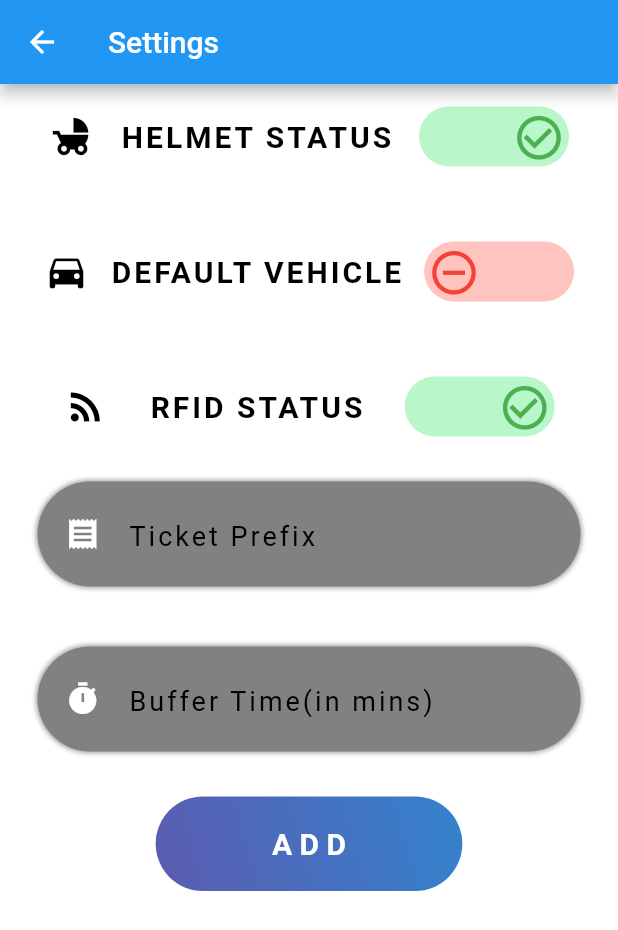
After one commit to mr-srini/PMS-, a Flutter app: the Settings screen opened directly, on a phone screen of 412 x 824 dp. The commit adds this screen. Shown: the top 930 px of the screen. Run offline on Flutter 3.47's test engine with Material 2 defaults, Android fonts, the phone set to English and light mode, and no system bars; our stand-ins replace animated_text_kit, rflutter_alert.

Commit message:
Settings Updated.

```diff
--- /dev/null
+++ b/lib/adminpages/Settings.dart
@@ -0,0 +1,301 @@
+import 'package:flutter/material.dart';
+import 'package:pms/flags.dart';
+
+import '../constants.dart';
+import '../textfield.dart';
+
+class Settings extends StatefulWidget {
+  @override
+  _SettingsState createState() => _SettingsState();
+}
+
+TextEditingController cPrefix =  TextEditingController();
+TextEditingController cBufferTime =  TextEditingController();
+String prefix,bufferTime;
+class _SettingsState extends State<Settings> {
+
+  @override
+  Widget build(BuildContext context) {
+    cPrefix.addListener(() {prefix = cPrefix.text;});
+    cBufferTime.addListener(() {bufferTime = cBufferTime.text;});
+    return Expanded(
+      child: Scaffold(
+        appBar: AppBar(
+          title: Text('Settings'),
+        ),
+        body: Padding(
+          padding: const EdgeInsets.all(15.0),
+          child: Column(
+            children: <Widget>[
+              Row(
+              mainAxisAlignment: MainAxisAlignment.spaceEvenly,
+              children: <Widget>[
+                Icon(Icons.child_friendly, color: Colors.black, size: 30),
+                Text(
+                  "HELMET STATUS",
+                  style: TextStyle(
+                      fontWeight: FontWeight.bold,
+                      color: Colors.black,
+                      fontSize: 20.0,
+                      letterSpacing: 2),
+                ),
+                AnimatedContainer(
+                  duration: Duration(milliseconds: 100),
+                  height: 40.0,
+                  width: 100,
+                  decoration: BoxDecoration(
+                    borderRadius: BorderRadius.circular(50),
+                    color: helmetflag
+                        ? Colors.greenAccent[100]
+                        : Colors.redAccent[100].withOpacity(0.5),
+                  ),
+                  child: Stack(
+                    children: <Widget>[
+                      AnimatedPositioned(
+                        duration: Duration(milliseconds: 100),
+                        curve: Curves.easeIn,
+                        top: 3.0,
+                        left: helmetflag ? 60.0 : 0.0,
+                        right: helmetflag ? 0.0 : 60.0,
+                        child: InkWell(
+                          onTap: helmetStatusButton,
+                          child: AnimatedSwitcher(
+                              duration: Duration(milliseconds: 100),
+                              // ignore: missing_return
+                              transitionBuilder:
+                                  (Widget child, Animation<double> animation) {
+                                return RotationTransition(
+                                  child: child,
+                                  turns: animation,
+                                );
+                              },
+                              child: helmetflag
+                                  ? Icon(
+                                Icons.check_circle_outline,
+                                color: Colors.green,
+                                size: 35.0,
+                              )
+                                  : Icon(
+                                Icons.remove_circle_outline,
+                                color: Colors.red,
+                                size: 35.0,
+                              )),
+                        ),
+                      ),
+                    ],
+                  ),
+                ),
+              ],
+            ),
+              SizedBox(
+                height: 50,
+              ),
+              Row(
+                mainAxisAlignment: MainAxisAlignment.spaceEvenly,
+                children: <Widget>[
+                  Icon(Icons.directions_car, color: Colors.black, size: 30),
+                  Text(
+                    "DEFAULT VEHICLE",
+                    style: TextStyle(
+                        fontWeight: FontWeight.bold,
+                        color: Colors.black,
+                        fontSize: 20.0,
+                        letterSpacing: 2),
+                  ),
+                  AnimatedContainer(
+                    duration: Duration(milliseconds: 100),
+                    height: 40.0,
+                    width: 100,
+                    decoration: BoxDecoration(
+                      borderRadius: BorderRadius.circular(50),
+                      color: defaultEnabled
+                          ? Colors.greenAccent[100]
+                          : Colors.redAccent[100].withOpacity(0.5),
+                    ),
+                    child: Stack(
+                      children: <Widget>[
+                        AnimatedPositioned(
+                          duration: Duration(milliseconds: 100),
+                          curve: Curves.easeIn,
+                          top: 3.0,
+                          left: defaultEnabled ? 60.0 : 0.0,
+                          right: defaultEnabled ? 0.0 : 60.0,
+                          child: InkWell(
+                            onTap: defaultVehicleButton,
+                            child: AnimatedSwitcher(
+                                duration: Duration(milliseconds: 100),
+                                // ignore: missing_return
+                                transitionBuilder:
+                                    (Widget child, Animation<double> animation) {
+                                  return RotationTransition(
+                                    child: child,
+                                    turns: animation,
+                                  );
+                                },
+                                child: defaultEnabled
+                                    ? Icon(
+                                  Icons.check_circle_outline,
+                                  color: Colors.green,
+                                  size: 35.0,
+                                )
+                                    : Icon(
+                                  Icons.remove_circle_outline,
+                                  color: Colors.red,
+                                  size: 35.0,
+                                )),
+                          ),
+                        ),
+                      ],
+                    ),
+                  ),
+                ],
+              ),
+              SizedBox(
+                height: 50,
+              ),
+              Row(
+                mainAxisAlignment: MainAxisAlignment.spaceEvenly,
+                children: <Widget>[
+                  Icon(Icons.rss_feed, color: Colors.black, size: 30),
+                  Text(
+                    "RFID STATUS",
+                    style: TextStyle(
+                        fontWeight: FontWeight.bold,
+                        color: Colors.black,
+                        fontSize: 20.0,
+                        letterSpacing: 2),
+                  ),
+                  AnimatedContainer(
+                    duration: Duration(milliseconds: 100),
+                    height: 40.0,
+                    width: 100,
+                    decoration: BoxDecoration(
+                      borderRadius: BorderRadius.circular(50),
+                      color: rfidflag
+                          ? Colors.greenAccent[100]
+                          : Colors.redAccent[100].withOpacity(0.5),
+                    ),
+                    child: Stack(
+                      children: <Widget>[
+                        AnimatedPositioned(
+                          duration: Duration(milliseconds: 100),
+                          curve: Curves.easeIn,
+                          top: 3.0,
+                          left: rfidflag ? 60.0 : 0.0,
+                          right: rfidflag ? 0.0 : 60.0,
+                          child: InkWell(
+                            onTap: rfidStatusButton,
+                            child: AnimatedSwitcher(
+                                duration: Duration(milliseconds: 100),
+                                // ignore: missing_return
+                                transitionBuilder:
+                                    (Widget child, Animation<double> animation) {
+                                  return RotationTransition(
+                                    child: child,
+                                    turns: animation,
+                                  );
+                                },
+                                child: rfidflag
+                                    ? Icon(
+                                  Icons.check_circle_outline,
+                                  color: Colors.green,
+                                  size: 35.0,
+                                )
+                                    : Icon(
+                                  Icons.remove_circle_outline,
+                                  color: Colors.red,
+                                  size: 35.0,
+                                )),
+                          ),
+                        ),
+
+                      ],
+                    ),
+                  ),
+                ],
+              ),
+              SizedBox(
+                height: 20,
+              ),
+              BeautyTextfield(
+                cornerRadius: BorderRadius.circular(50),
+                width: 400,
+                height: 70,
+                inputType: TextInputType.text,
+                prefixIcon: Icon(Icons.receipt),
+                controller: cPrefix,
+                placeholder: "Ticket Prefix",
+                onSubmitted: (text) {
+                  prefix = text;
+                },
+              ),
+              SizedBox(
+                height: 20,
+              ),
+              BeautyTextfield(
+                cornerRadius: BorderRadius.circular(50),
+                width: 400,
+                height: 70,
+                inputType: TextInputType.text,
+                prefixIcon: Icon(Icons.timer),
+                controller: cPrefix,
+                placeholder: "Buffer Time(in mins)",
+                onSubmitted: (text) {
+                  prefix = text;
+                },
+              ),
+              SizedBox(
+                height: 20,
+              ),
+              FlatButton(
+                onPressed: () {
+                },
+                child: Container(
+                  decoration: BoxDecoration(
+                    gradient: LinearGradient(
+                      begin: Alignment.topRight,
+                      end: Alignment.bottomLeft,
+                      colors: [
+                        Color(0xFF3383CD),
+                        kbuttonColor,
+                      ],
+                    ),
+                    color: kbuttonColor,
+                    borderRadius: BorderRadius.circular(50),
+                  ),
+                  padding:
+                  EdgeInsets.symmetric(vertical: 20, horizontal: 75),
+                  child: Text(
+                    'ADD',
+                    style: TextStyle(
+                        fontWeight: FontWeight.bold,
+                        color: Colors.white,
+                        fontSize: 20.0,
+                        letterSpacing: 5),
+                  ),
+                ),
+              ),
+            ],
+          ),
+        ),
+      ),
+    );
+  }
+  helmetStatusButton() {
+    setState(() {
+      helmetflag = !helmetflag;
+    });
+  }
+
+  defaultVehicleButton() {
+    setState(() {
+      defaultEnabled = !defaultEnabled;
+    });
+  }
+
+  rfidStatusButton() {
+    setState(() {
+      rfidflag = !rfidflag;
+    });
+  }
+}
--- a/lib/adminpages/drawers.dart
+++ b/lib/adminpages/drawers.dart
@@ -1,4 +1,5 @@
 import 'package:flutter/material.dart';
+import 'package:pms/adminpages/Settings.dart';
 import 'package:pms/adminpages/customermaster.dart';
 import 'package:pms/adminpages/organizatinmaster.dart';
 import 'package:pms/adminpages/slabmaster.dart';
@@ -59,6 +60,11 @@ class Drawers extends StatelessWidget {
             onTap: (){Navigator.push(context, new MaterialPageRoute(builder: (context)=>VehiclePassDetails()));},
             leading: Icon(Icons.info),
           ),
+          ListTile(
+            title: Text('Settings'),
+            onTap: (){Navigator.push(context, new MaterialPageRoute(builder: (context)=>Settings()));},
+            leading: Icon(Icons.settings),
+          ),
         ],
       ),
     );
--- a/lib/adminpages/usermaster.dart
+++ b/lib/adminpages/usermaster.dart
@@ -1,6 +1,8 @@
+
 import 'package:flutter/material.dart';
 import 'package:pms/constants.dart';
 import 'package:pms/textfield.dart';
+
 
 TextEditingController cusername = TextEditingController();
 TextEditingController cpassword = TextEditingController();
@@ -16,6 +18,27 @@ class _UserMasterState extends State<UserMaster> {
   var statusSelected = 'Active', userSelected = 'User';
   var _status = ['Active','Inactive'];
   var _userType = ['Admin' , 'User'];
+
+//  void insertData() async{
+//    String url = "http://197.0.0.1/www/PHP/UserMasterTable.php";
+//    var res = await http.post(Uri.encodeFull(url),
+//    body: {
+//      'user_id': "1",
+//      'user_name':cusername.toString(),
+//      'user_phone':cphn.toString(),
+//      'user_status': statusSelected.toString(),
+//      'user_type': userSelected.toString(),
+//      'user_pass': cpassword.toString(),
+//      'created_on': DateTime.now().toString(),
+//      'created_by': "admin",
+//      'modified_on': DateTime.now().toString(),
+//      'modified_by': "admin",
+//    });
+//
+//    var respBody = json.decode(res.body);
+//    print(respBody);
+//  }
+
   @override
   Widget build(BuildContext context) {
     cusername.addListener(() {
@@ -63,7 +86,7 @@ class _UserMasterState extends State<UserMaster> {
               cornerRadius: BorderRadius.circular(50),
               width: 400,
               height: 70,
-              inputType: TextInputType.text,
+              inputType: TextInputType.number,
               prefixIcon: Icon(Icons.phone),
               controller: cphn,
               placeholder: "Phone",
@@ -161,6 +184,7 @@ class _UserMasterState extends State<UserMaster> {
             ),
             FlatButton(
               onPressed: () {
+//                insertData();
               },
               child: Container(
                 decoration: BoxDecoration(
@@ -186,6 +210,7 @@ class _UserMasterState extends State<UserMaster> {
                       letterSpacing: 5),
                 ),
               ),
+
             ),
           ],
         ),
--- a/pubspec.yaml
+++ b/pubspec.yaml
@@ -31,6 +31,7 @@ dependencies:
   rflutter_alert: ^1.0.3
   animated_text_kit: ^2.2.0
   flutter_nfc_reader: ^0.1.0
+  http: ^0.12.1
 
 
 dev_dependencies:
```
Also changed, not shown: pubspec.lock.
